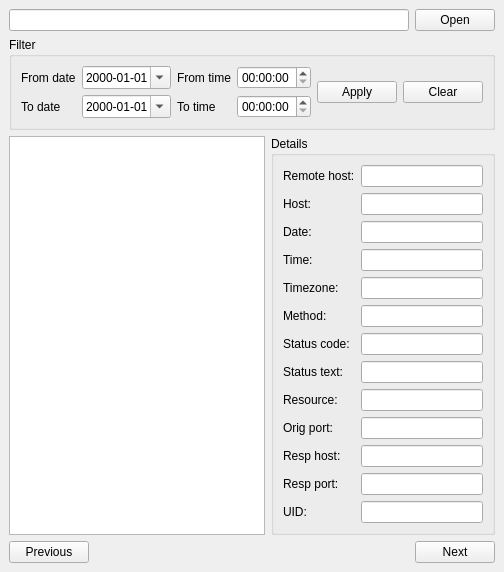
First picture: the form in List7/ui/log_browser.ui, repository BOTAGK/Jezyki_Skryptowe, before the edit.
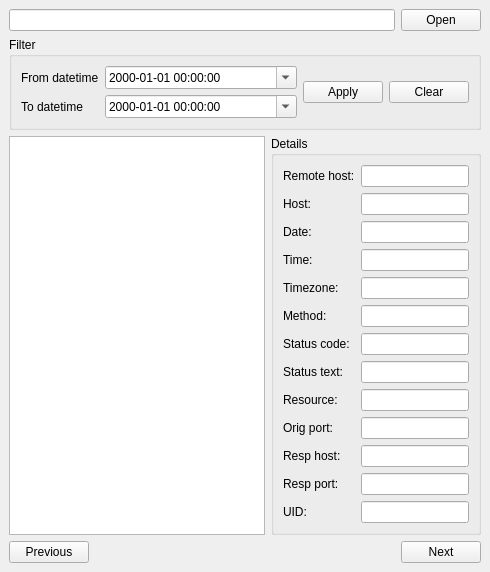
Second picture: the form after the edit.

Commit message: feat: add time and date as same box

Patch:
```diff
--- a/List7/ui/log_browser.ui
+++ b/List7/ui/log_browser.ui
@@ -30,65 +30,37 @@
        <item row="0" column="0">
         <widget class="QLabel" name="fromDateLabel">
          <property name="text">
-          <string>From date</string>
+          <string>From datetime</string>
          </property>
         </widget>
        </item>
-       <item row="0" column="1">
-        <widget class="QDateEdit" name="fromDateEdit">
+       <item row="0" column="1" colspan="3">
+        <widget class="QDateTimeEdit" name="fromDateTimeEdit">
          <property name="displayFormat">
-          <string>yyyy-MM-dd</string>
+          <string>yyyy-MM-dd HH:mm:ss</string>
          </property>
          <property name="calendarPopup">
           <bool>true</bool>
          </property>
         </widget>
        </item>
-       <item row="0" column="2">
-        <widget class="QLabel" name="fromTimeLabel">
-         <property name="text">
-          <string>From time</string>
-         </property>
-        </widget>
-       </item>
-       <item row="0" column="3">
-        <widget class="QTimeEdit" name="fromTimeEdit">
-         <property name="displayFormat">
-          <string>HH:mm:ss</string>
-         </property>
-        </widget>
-       </item>
        <item row="1" column="0">
         <widget class="QLabel" name="toDateLabel">
          <property name="text">
-          <string>To date</string>
+          <string>To datetime</string>
          </property>
         </widget>
        </item>
-       <item row="1" column="1">
-        <widget class="QDateEdit" name="toDateEdit">
+       <item row="1" column="1" colspan="3">
+        <widget class="QDateTimeEdit" name="toDateTimeEdit">
          <property name="displayFormat">
-          <string>yyyy-MM-dd</string>
+          <string>yyyy-MM-dd HH:mm:ss</string>
          </property>
          <property name="calendarPopup">
           <bool>true</bool>
          </property>
         </widget>
        </item>
-       <item row="1" column="2">
-        <widget class="QLabel" name="toTimeLabel">
-         <property name="text">
-          <string>To time</string>
-         </property>
-        </widget>
-       </item>
-       <item row="1" column="3">
-        <widget class="QTimeEdit" name="toTimeEdit">
-         <property name="displayFormat">
-          <string>HH:mm:ss</string>
-         </property>
-        </widget>
-       </item>
        <item row="0" column="4" rowspan="2">
         <widget class="QPushButton" name="applyButton">
          <property name="text">
```
Left out of the diff: 4 changed lines with no effect on the pictures. The commit also changes 1 other file.
